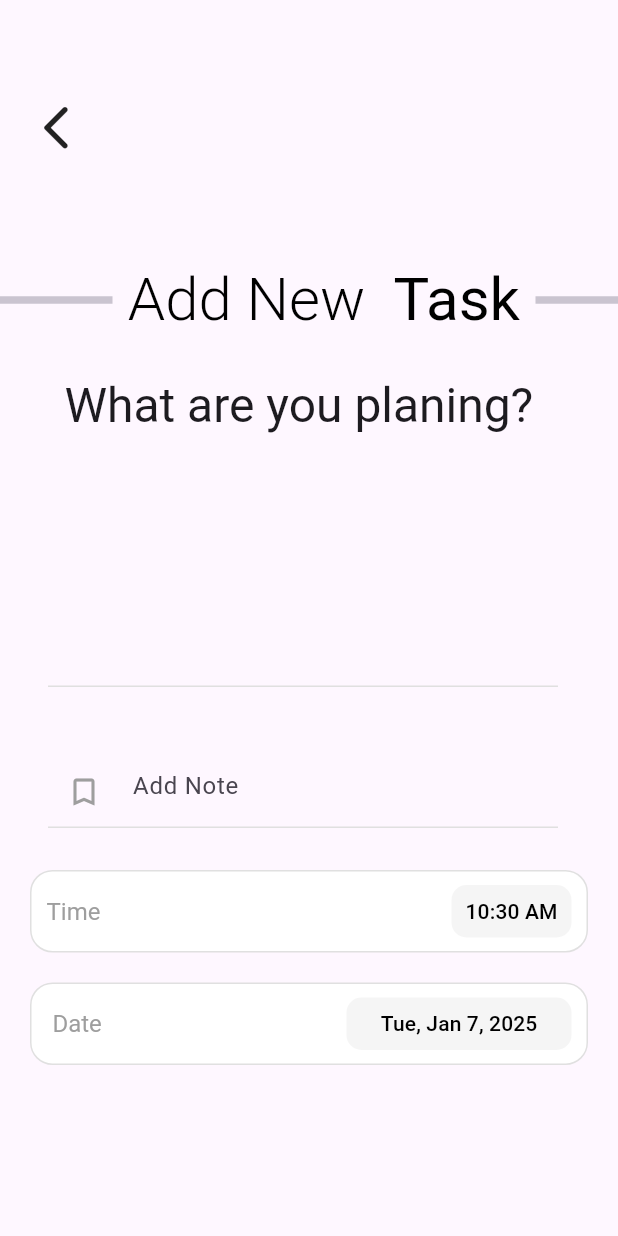
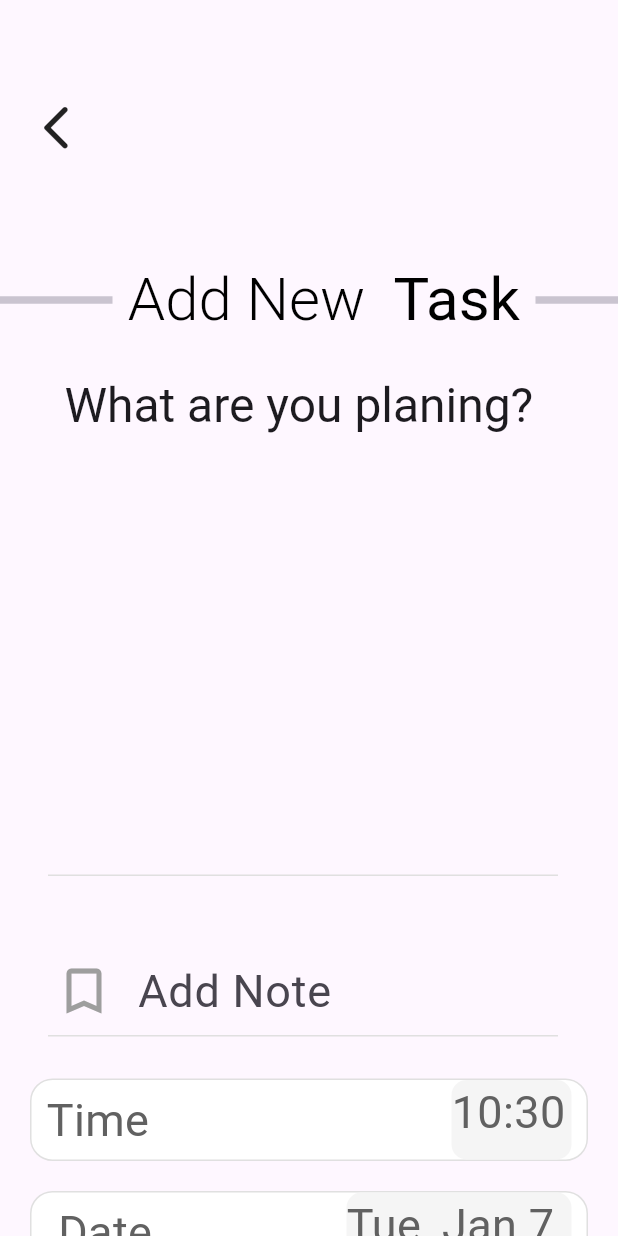
Before and after one commit to Ghaithmuhabni/To-Do-List, a Flutter app: the TaskView screen opened directly, on a phone screen of 412 x 824 dp. Run offline on Flutter 3.47's test engine with Material 3 defaults, Android fonts, the phone set to English and light mode, and no system bars; our stand-ins replace animate_do, flutter_slider_drawer, hive, hive_flutter; missing offline and left inert: flutter_cupertino_date_picker_fork, ftoast, panara_dialogs; accounts and stored records are empty.

Commit message:
new updates

```diff
--- a/lib/views/tasks/components/date_time_selection.dart
+++ b/lib/views/tasks/components/date_time_selection.dart
@@ -16,7 +16,6 @@ class dateTimeSelectionWidget extends StatelessWidget {
 
   @override
   Widget build(BuildContext context) {
-    var textTheme = Theme.of(context).textTheme;
     return GestureDetector(
       onTap: onTap,
       child: Container(
@@ -34,20 +33,20 @@ class dateTimeSelectionWidget extends StatelessWidget {
               padding: const EdgeInsets.only(left: 10),
               child: Text(
                 title,
-                style: textTheme.headlineSmall,
+                style: TextStyle(fontSize: 30, color: Colors.grey[700]),
               ),
             ),
             Container(
               margin: EdgeInsets.only(right: 10),
               width: isTime ? 150 : 80,
-              height: 35,
+              height: 55,
               decoration: BoxDecoration(
                   borderRadius: BorderRadius.circular(10),
                   color: Colors.grey.shade100),
               child: Center(
                   child: Text(
                 time,
-                style: textTheme.titleSmall,
+                style: TextStyle(fontSize: 30, color: Colors.grey[700]),
               )),
             )
           ],
--- a/lib/views/tasks/components/rep_textfield.dart
+++ b/lib/views/tasks/components/rep_textfield.dart
@@ -24,7 +24,7 @@ class RepTextField extends StatelessWidget {
           controller: controller,
           maxLines: !isForDescription ? 6 : null,
           cursorHeight: !isForDescription ? 60 : null,
-          style: TextStyle(color: Colors.black),
+          style: TextStyle(color: Colors.black, fontSize: 30),
           decoration: InputDecoration(
               border: isForDescription ? InputBorder.none : null,
               counter: Container(),
@@ -33,6 +33,7 @@ class RepTextField extends StatelessWidget {
                   ? const Icon(
                       Icons.bookmark_border,
                       color: Colors.grey,
+                      size: 40,
                     )
                   : null,
               enabledBorder: UnderlineInputBorder(
```
